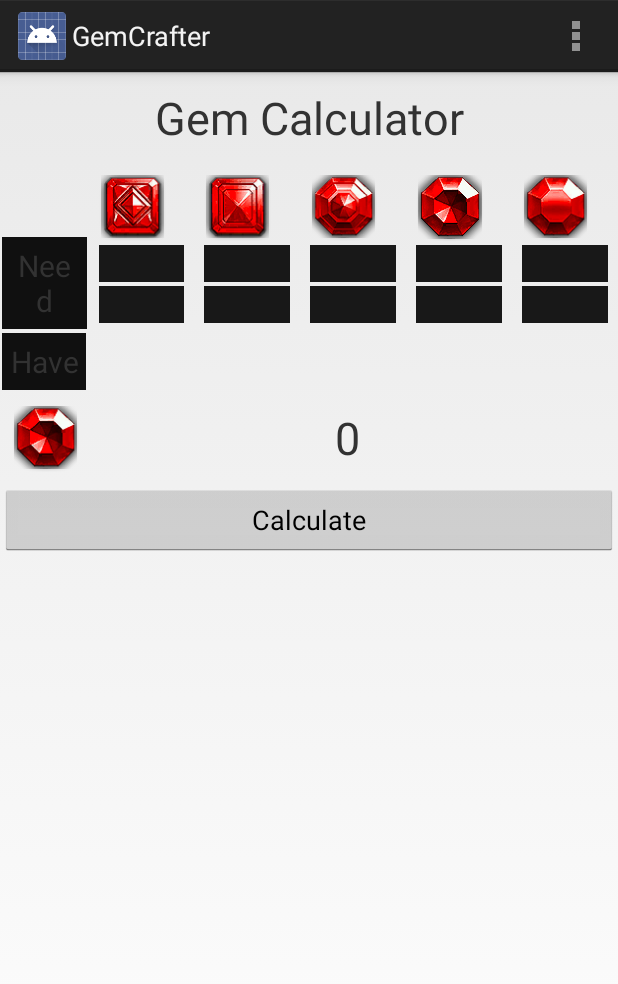
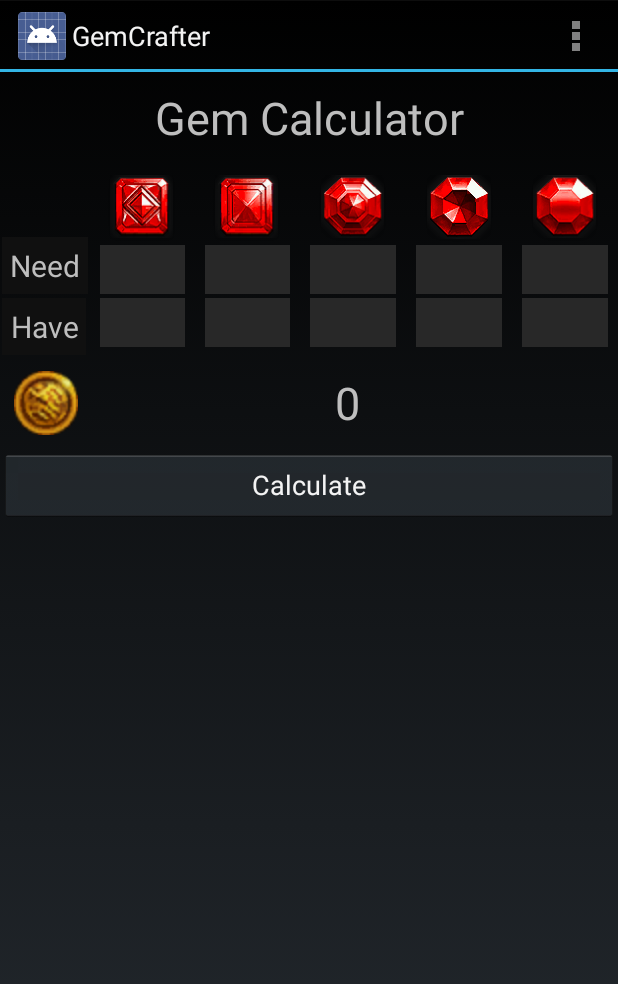
Before and after one commit to smusings/GemCrafter, an Android app: the screen it shows after launch (MainActivity), on a phone screen of 412 x 824 dp. Shown: the top 984 px of the screen. Run offline under Robolectric (Android 15) with nearby library versions, the phone set to English and light mode, and no system bars.

Commit message:
UI changes

```diff
--- a/src/main/res/layout/activity_main.xml
+++ b/src/main/res/layout/activity_main.xml
@@ -17,8 +17,7 @@
         android:layout_height="wrap_content"
         android:orientation="horizontal">
         <LinearLayout
-            android:layout_weight="1"
-            android:layout_width="0dp"
+            android:layout_width="wrap_content"
             android:layout_height="wrap_content"
             android:orientation="vertical">
             <ImageView
@@ -49,16 +48,18 @@
             android:layout_margin="5dp"
             android:layout_weight="1"
             android:layout_width="0dp"
-            android:layout_height="wrap_content"
+            android:layout_height="fill_parent"
             android:orientation="vertical">
             <ImageView
                 android:layout_width="wrap_content"
                 android:layout_height="wrap_content"
-                android:background="@drawable/flawless_royal"/>
+                android:background="@drawable/flawless_royal"
+                android:layout_gravity="center"/>
             <EditText
                 android:id="@+id/need_flawless_royal"
                 android:layout_width="match_parent"
-                android:layout_height="wrap_content"
+                android:layout_height="0dp"
+                android:layout_weight="1"
                 android:layout_margin="1dp"
                 android:background="@color/opaquerBlack"
                 android:inputType="number"
@@ -68,7 +69,8 @@
             <EditText
                 android:id="@+id/have_flawless_royal"
                 android:layout_width="match_parent"
-                android:layout_height="wrap_content"
+                android:layout_height="0dp"
+                android:layout_weight="1"
                 android:layout_margin="1dp"
                 android:background="@color/opaquerBlack"
                 android:inputType="number"
@@ -80,16 +82,18 @@
             android:layout_margin="5dp"
             android:layout_weight="1"
             android:layout_width="0dp"
-            android:layout_height="wrap_content"
+            android:layout_height="fill_parent"
             android:orientation="vertical">
             <ImageView
                 android:layout_width="wrap_content"
                 android:layout_height="wrap_content"
-                android:background="@drawable/royal"/>
+                android:background="@drawable/royal"
+                android:layout_gravity="center"/>
             <EditText
                 android:id="@+id/need_royal"
                 android:layout_width="match_parent"
-                android:layout_height="wrap_content"
+                android:layout_height="0dp"
+                android:layout_weight="1"
                 android:layout_margin="1dp"
                 android:background="@color/opaquerBlack"
                 android:inputType="number"
@@ -99,7 +103,8 @@
             <EditText
                 android:id="@+id/have_royal"
                 android:layout_width="match_parent"
-                android:layout_height="wrap_content"
+                android:layout_height="0dp"
+                android:layout_weight="1"
                 android:layout_margin="1dp"
                 android:background="@color/opaquerBlack"
                 android:inputType="number"
@@ -111,16 +116,18 @@
             android:layout_margin="5dp"
             android:layout_weight="1"
             android:layout_width="0dp"
-            android:layout_height="wrap_content"
+            android:layout_height="fill_parent"
             android:orientation="vertical">
             <ImageView
                 android:layout_width="wrap_content"
                 android:layout_height="wrap_content"
-                android:background="@drawable/flawless_imperial"/>
+                android:background="@drawable/flawless_imperial"
+                android:layout_gravity="center"/>
             <EditText
                 android:id="@+id/need_flawless_imperial"
                 android:layout_width="match_parent"
-                android:layout_height="wrap_content"
+                android:layout_height="0dp"
+                android:layout_weight="1"
                 android:layout_margin="1dp"
                 android:background="@color/opaquerBlack"
                 android:inputType="number"
@@ -130,7 +137,8 @@
             <EditText
                 android:id="@+id/have_flawless_imperial"
                 android:layout_width="match_parent"
-                android:layout_height="wrap_content"
+                android:layout_height="0dp"
+                android:layout_weight="1"
                 android:layout_margin="1dp"
                 android:background="@color/opaquerBlack"
                 android:inputType="number"
@@ -142,16 +150,18 @@
             android:layout_margin="5dp"
             android:layout_weight="1"
             android:layout_width="0dp"
-            android:layout_height="wrap_content"
+            android:layout_height="fill_parent"
             android:orientation="vertical">
             <ImageView
                 android:layout_width="wrap_content"
                 android:layout_height="wrap_content"
-                android:background="@drawable/imperial"/>
+                android:background="@drawable/imperial"
+                android:layout_gravity="center"/>
             <EditText
                 android:id="@+id/need_imperial"
                 android:layout_width="match_parent"
-                android:layout_height="wrap_content"
+                android:layout_height="0dp"
+                android:layout_weight="1"
                 android:layout_margin="1dp"
                 android:background="@color/opaquerBlack"
                 android:inputType="number"
@@ -161,7 +171,8 @@
             <EditText
                 android:id="@+id/have_imperial"
                 android:layout_width="match_parent"
-                android:layout_height="wrap_content"
+                android:layout_height="0dp"
+                android:layout_weight="1"
                 android:layout_margin="1dp"
                 android:background="@color/opaquerBlack"
                 android:inputType="number"
@@ -173,16 +184,18 @@
             android:layout_margin="5dp"
             android:layout_weight="1"
             android:layout_width="0dp"
-            android:layout_height="wrap_content"
+            android:layout_height="fill_parent"
             android:orientation="vertical">
             <ImageView
                 android:layout_width="wrap_content"
                 android:layout_height="wrap_content"
-                android:background="@drawable/marq"/>
+                android:background="@drawable/marq"
+                android:layout_gravity="center"/>
             <EditText
                 android:id="@+id/need_marquise"
                 android:layout_width="match_parent"
-                android:layout_height="wrap_content"
+                android:layout_height="0dp"
+                android:layout_weight="1"
                 android:layout_margin="1dp"
                 android:background="@color/opaquerBlack"
                 android:inputType="number"
@@ -192,7 +205,8 @@
             <EditText
                 android:id="@+id/have_marquise"
                 android:layout_width="match_parent"
-                android:layout_height="wrap_content"
+                android:layout_height="0dp"
+                android:layout_weight="1"
                 android:layout_margin="1dp"
                 android:background="@color/opaquerBlack"
                 android:inputType="number"
@@ -206,7 +220,7 @@
         android:layout_height="wrap_content"
         android:layout_width="match_parent">
         <ImageView
-            android:background="@drawable/ic_launcher"
+            android:background="@drawable/gold"
             android:layout_width="wrap_content"
             android:layout_height="wrap_content"
             android:layout_gravity="center"
--- a/src/main/res/values/colors.xml
+++ b/src/main/res/values/colors.xml
@@ -143,5 +143,5 @@
     <color name="Navy">#000080</color>
     <color name="Black">#000000</color>
     <color name="opaqueBlack">#101010</color>
-    <color name="opaquerBlack">#181818</color>
+    <color name="opaquerBlack">#282828</color>
 </resources>
--- a/src/main/res/values/styles.xml
+++ b/src/main/res/values/styles.xml
@@ -1,7 +1,7 @@
 <resources>
 
     <!-- Base application theme. -->
-    <style name="AppTheme" parent="android:Theme.Holo.Light.DarkActionBar">
+    <style name="AppTheme" parent="android:Theme.Holo">
         <!-- Customize your theme here. -->
     </style>
 
```
Also changed, not shown: src/main/res/drawable-hdpi/gold.png (added), src/main/res/drawable-mdpi/gold.png (added), src/main/res/drawable-xhdpi/gold.png (added), src/main/res/drawable-xxhdpi/gold.png (added), src/main/res/drawable-xxxhdpi/gold.png (added).
